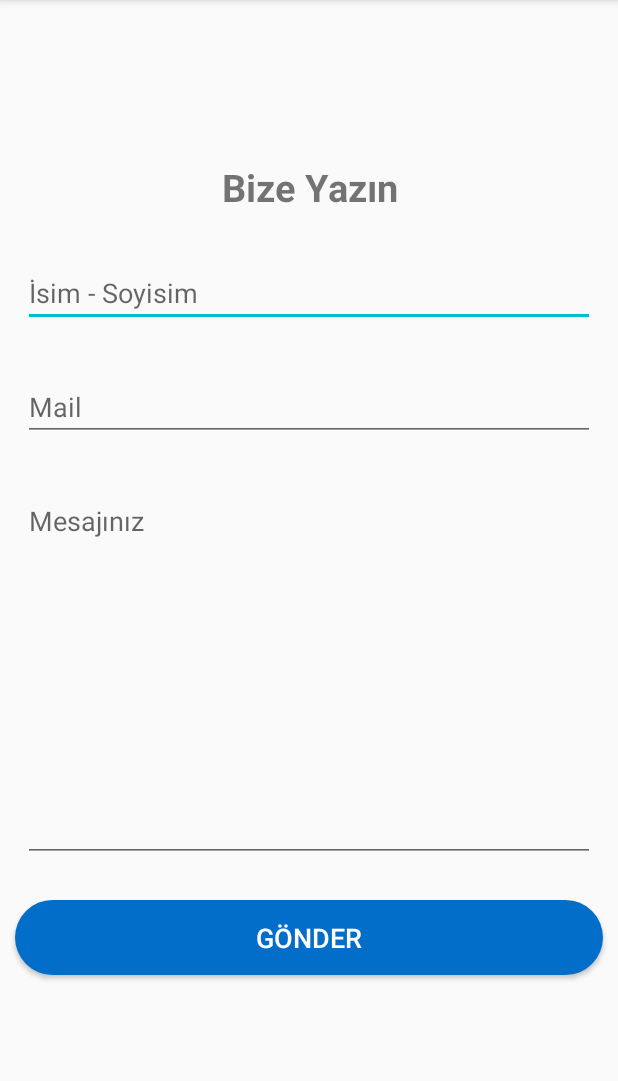
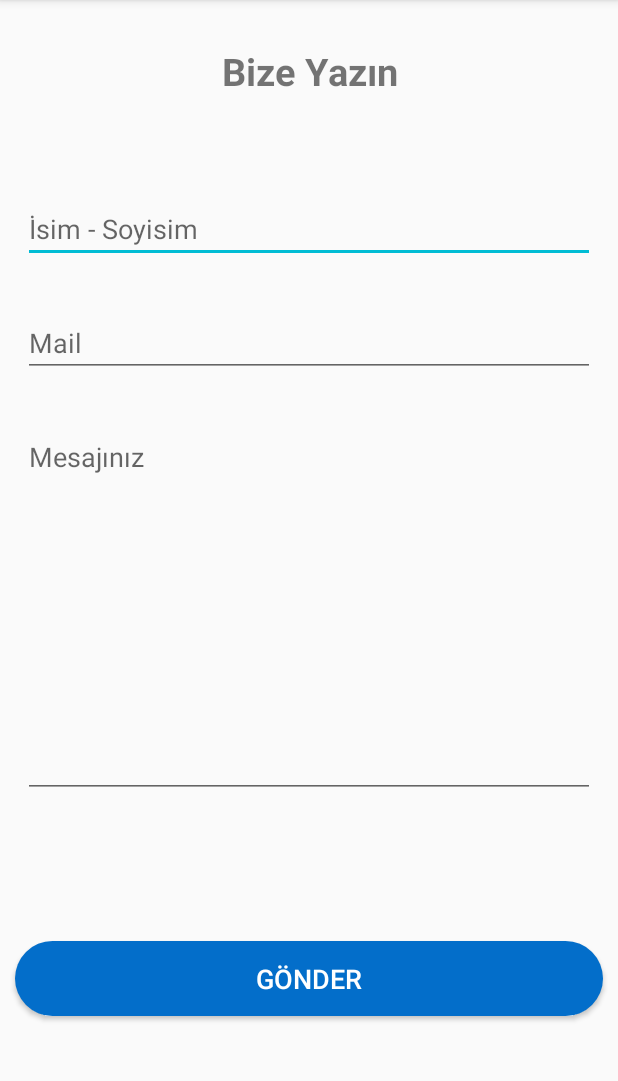
Before and after one commit to yelizkanmaz/YikasStore, an Android app: the ContactsActivity screen opened directly, with no data from a screen before it, on a phone screen of 412 x 824 dp, the part 84-1165 px from its top. Run offline under Robolectric (Android 15) with nearby library versions, the light colour scheme and no system bars.

Commit message:
yikas-39 - İletişim sayfası tasarlanacak

```diff
--- a/app/src/main/res/layout/activity_contacts.xml
+++ b/app/src/main/res/layout/activity_contacts.xml
@@ -1,6 +1,5 @@
 <?xml version="1.0" encoding="utf-8"?>
-<LinearLayout
-    xmlns:android="http://schemas.android.com/apk/res/android"
+<LinearLayout xmlns:android="http://schemas.android.com/apk/res/android"
     xmlns:tools="http://schemas.android.com/tools"
     android:layout_width="match_parent"
     android:layout_height="match_parent"
@@ -11,12 +10,17 @@
     <TextView
         android:layout_width="match_parent"
         android:layout_height="wrap_content"
-        android:layout_marginBottom="15dp"
+        android:layout_marginTop="30dp"
+        android:layout_marginBottom="50dp"
         android:text="@string/write_us"
         android:textAlignment="center"
         android:textSize="25sp"
         android:textStyle="bold" />
 
+    <LinearLayout
+        android:layout_width="match_parent"
+        android:layout_height="match_parent"
+        android:orientation="vertical">
 
         <EditText
             android:id="@+id/contactName"
@@ -45,10 +49,15 @@
         <Button
             android:layout_width="match_parent"
             android:layout_height="50dp"
-        android:layout_margin="10dp"
+            android:layout_marginLeft="10dp"
+            android:layout_marginTop="80dp"
+            android:layout_marginRight="10dp"
             android:background="@drawable/rounded_text_area"
             android:text="@string/send"
             android:textColor="@color/white"
-        android:textSize="18sp"/>
+            android:textSize="18sp" />
 
     </LinearLayout>
+
+
+</LinearLayout>
```
Lines whose indentation alone changed are shown as unchanged.
